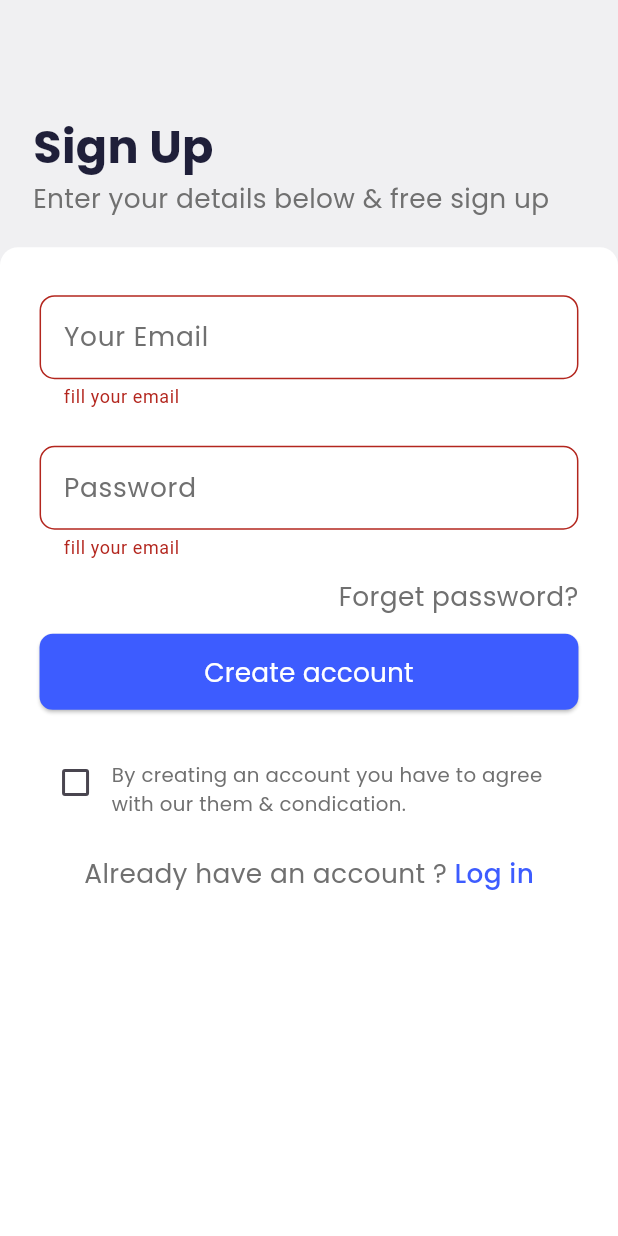
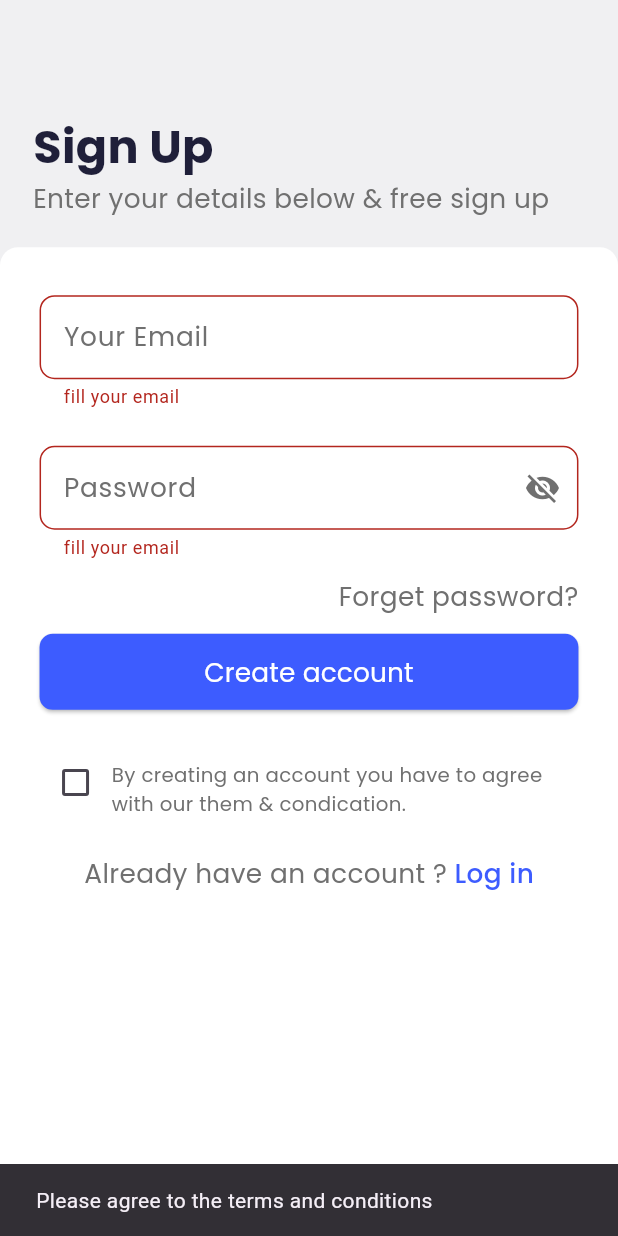
Before and after one commit to KhaledElalfy1/learn-hub, a Flutter app: the SignupScreen screen opened by its route, after a tap on "Create account", on a phone screen of 412 x 824 dp. Run offline on Flutter 3.47's test engine with Material 3 defaults, Android fonts, the phone set to English and light mode, and no system bars; our stand-ins replace carousel_slider, firebase_auth, firebase_core, flutter_bloc, flutter_screenutil, flutter_svg and 4 more; missing offline and left inert: flutter_facebook_auth; accounts and stored records are empty.

Commit message:
refactor sign up screen

```diff
--- a/lib/core/navigation/app_route.dart
+++ b/lib/core/navigation/app_route.dart
@@ -4,7 +4,6 @@ import 'package:flutter_bloc/flutter_bloc.dart';
 import 'package:learnhub/core/app/verified_success_ui.dart';
 import 'package:learnhub/core/navigation/routes.dart';
 import 'package:learnhub/features/on_boarding/presentaion/pages/onboarding_page.dart';
-
 
 import 'package:learnhub/features/payment/presentation/pages/payment_screen.dart';
 
@@ -15,6 +14,7 @@ import 'package:learnhub/features/courses/presentation/view_model/search_bar_cub
 import 'package:learnhub/core/managers/color_manager.dart';
 
 import 'package:learnhub/features/search/presentation/pages/search_page.dart';
+import 'package:learnhub/features/signup/presentation/view_model/sign_up_cubit/sign_up_cubit.dart';
 
 import '../../features/login/presentation/pages/login_screen.dart';
 import '../../features/signup/presentation/pages/signup_screen.dart';
@@ -29,7 +29,10 @@ class AppRoute {
       case Routes.login:
         return _getScreen(const LoginScreen());
       case Routes.register:
-        return _getScreen(const SignupScreen());
+        return _getScreen(BlocProvider(
+          create: (context) => SignUpCubit(),
+          child: const SignupScreen(),
+        ));
       case Routes.forgetPassword:
         return _getScreen(const Scaffold());
       case Routes.verifyOTP:
@@ -38,7 +41,7 @@ class AppRoute {
         return _getScreen(const Scaffold());
 
       case Routes.home:
-        return _getScreen( HomeScreen());
+        return _getScreen(HomeScreen());
       case Routes.courses:
         return _getScreen(MultiBlocProvider(
           providers: [
--- a/lib/features/login/presentation/components/login_section.dart
+++ b/lib/features/login/presentation/components/login_section.dart
@@ -28,8 +28,8 @@ class LoginSection extends StatelessWidget {
             controller: emailController,
             labelText: StringManager.yourEmail,
             textType: TextInputType.emailAddress,
-            validator: (input){
-              if(input!.isEmpty){
+            validator: (input) {
+              if (input!.isEmpty) {
                 return "fill your email";
               }
               return null;
@@ -38,28 +38,29 @@ class LoginSection extends StatelessWidget {
           SizeManager.s24.verticalSpace,
           CustomTextFormField(
             controller: passwordController,
-            labelText:  StringManager.password,
+            labelText: StringManager.password,
             textType: TextInputType.visiblePassword,
-            validator: (input){
-              if(input!.isEmpty){
+            validator: (input) {
+              if (input!.isEmpty) {
                 return "fill your password";
               }
               return null;
             },
           ),
           SizeManager.s12.verticalSpace,
-
-           CustomTextButton(text: StringManager.forgetPassword, onTap:(){
-            print("tap");
-          },),
+          CustomTextButton(
+            text: StringManager.forgetPassword,
+            onTap: () {
+              print("tap");
+            },
+          ),
           SizeManager.s12.verticalSpace,
-
           CustomPrimaryElevatedBtn(
             onPressed: () {
-              if(formKey.currentState!.validate()){
-                  print("validate");
-                  AppAuth.login(emailController.text, passwordController.text, context);
-
+              if (formKey.currentState!.validate()) {
+                print("validate");
+                AppAuth.login(
+                    emailController.text, passwordController.text, context);
               }
             },
             buttonTxt: StringManager.logIn,
@@ -72,17 +73,17 @@ class LoginSection extends StatelessWidget {
   }
 }
 
-
 class CustomTextFormField extends StatelessWidget {
-  CustomTextFormField(
+  const CustomTextFormField(
       {super.key,
       required this.labelText,
       this.suffixIcon,
       required this.controller,
       this.isSecret = false,
-      required this.textType, required this.validator});
+      required this.textType,
+      required this.validator});
 
-  TextEditingController controller;
+  final TextEditingController controller;
 
   final String labelText;
   final Widget? suffixIcon;
@@ -94,6 +95,7 @@ class CustomTextFormField extends StatelessWidget {
     return TextFormField(
       validator: validator,
       controller: controller,
+      obscureText: isSecret,
       cursorColor: ColorManager.lightGrey,
       keyboardType: textType,
       decoration: InputDecoration(
--- a/lib/features/signup/presentation/components/footer_section.dart
+++ b/lib/features/signup/presentation/components/footer_section.dart
@@ -1,8 +1,9 @@
 import 'package:flutter/material.dart';
+import 'package:flutter_bloc/flutter_bloc.dart';
 import 'package:flutter_screenutil/flutter_screenutil.dart';
-import 'package:learnhub/core/navigation/app_route.dart';
 import 'package:learnhub/core/utils/extensions.dart';
-
+import 'package:learnhub/features/signup/presentation/view_model/sign_up_cubit/sign_up_cubit.dart';
+import 'package:learnhub/features/signup/presentation/view_model/sign_up_cubit/sign_up_state.dart';
 import '../../../../core/managers/color_manager.dart';
 import '../../../../core/managers/size_manager.dart';
 import '../../../../core/managers/style_manager.dart';
@@ -18,28 +19,43 @@ class FooterSection extends StatelessWidget {
         Row(
           crossAxisAlignment: CrossAxisAlignment.end,
           children: [
-            Checkbox(value: false, onChanged: (value){}),
+            BlocBuilder<SignUpCubit, SignUpState>(
+              builder: (context, state) {
+                return Checkbox(
+                    value: SignUpCubit.get(context).isAgree,
+                    onChanged: (value) {
+                      SignUpCubit.get(context).changeAgree();
+                    });
+              },
+            ),
             Expanded(
-              child: Text('By creating an account you have to agree with our them & condication.',
-
-                style: StyleManager.descriptionPoppins(color: ColorManager.darkGrey,fontSize: 12.sp),),
+              child: Text(
+                'By creating an account you have to agree with our them & condication.',
+                style: StyleManager.descriptionPoppins(
+                    color: ColorManager.darkGrey, fontSize: 12.sp),
+              ),
             ),
           ],
         ),
-
         SizeManager.s24.verticalSpace,
         Row(
           mainAxisAlignment: MainAxisAlignment.center,
           children: [
-            Text("Already have an account ? ",style: StyleManager.descriptionPoppins(color: ColorManager.darkGrey),),
+            Text(
+              "Already have an account ? ",
+              style:
+                  StyleManager.descriptionPoppins(color: ColorManager.darkGrey),
+            ),
             InkWell(
-                onTap:(){
+                onTap: () {
                   context.replaceScreen(Routes.login);
                 },
-                child: Text("Log in",style: StyleManager.mediumPoppins(color: ColorManager.blue),)),
+                child: Text(
+                  "Log in",
+                  style: StyleManager.mediumPoppins(color: ColorManager.blue),
+                )),
           ],
         ),
-
       ],
     );
   }
--- a/lib/features/signup/presentation/components/register_section.dart
+++ b/lib/features/signup/presentation/components/register_section.dart
@@ -1,5 +1,10 @@
+import 'dart:developer';
+
 import 'package:flutter/material.dart';
+import 'package:flutter_bloc/flutter_bloc.dart';
 import 'package:flutter_screenutil/flutter_screenutil.dart';
+import 'package:learnhub/features/signup/presentation/view_model/sign_up_cubit/sign_up_cubit.dart';
+import 'package:learnhub/features/signup/presentation/view_model/sign_up_cubit/sign_up_state.dart';
 
 import '../../../../core/managers/color_manager.dart';
 import '../../../../core/managers/size_manager.dart';
@@ -8,57 +13,65 @@ import '../../../../core/widgets/custom_primary_elevated_btn.dart';
 import '../../../login/presentation/components/login_section.dart';
 
 class RegisterSection extends StatelessWidget {
-   RegisterSection({super.key});
-
-  TextEditingController emailController = TextEditingController();
-  TextEditingController passwordController = TextEditingController();
-  GlobalKey<FormState> formKey = GlobalKey<FormState>();
+  const RegisterSection({super.key});
 
   @override
   Widget build(BuildContext context) {
     return Form(
-      key: formKey,
+      key: SignUpCubit.get(context).formKey,
       child: Column(
         crossAxisAlignment: CrossAxisAlignment.end,
         children: [
           CustomTextFormField(
-            controller: emailController,
+            controller: SignUpCubit.get(context).emailController,
             labelText: 'Your Email',
             textType: TextInputType.emailAddress,
-            validator: (input){
-              if(input!.isEmpty){
+            validator: (input) {
+              if (input!.isEmpty) {
                 return "fill your email";
               }
               return null;
             },
           ),
           SizeManager.s24.verticalSpace,
-          CustomTextFormField(
-            controller: passwordController,
+          BlocBuilder<SignUpCubit, SignUpState>(
+            builder: (context, state) => CustomTextFormField(
+              controller: SignUpCubit.get(context).passwordController,
               labelText: 'Password',
               textType: TextInputType.visiblePassword,
-            validator: (input){
-              if(input!.isEmpty){
+              suffixIcon: IconButton(
+                onPressed: SignUpCubit.get(context).changePasswordVisibility,
+                icon: Icon(SignUpCubit.get(context).passwordIcon),
+                color: ColorManager.darkGrey,
+              ),
+              isSecret: SignUpCubit.get(context).isPasswordVisible,
+              validator: (input) {
+                if (input!.isEmpty) {
                   return "fill your email";
                 }
                 return null;
               },
             ),
+          ),
           SizeManager.s12.verticalSpace,
-
           Text(
             'Forget password?',
-            style: StyleManager.descriptionPoppins(color: ColorManager.darkGrey),
+            style:
+                StyleManager.descriptionPoppins(color: ColorManager.darkGrey),
           ),
           SizeManager.s12.verticalSpace,
-
           CustomPrimaryElevatedBtn(
             onPressed: () {
-              if(formKey.currentState!.validate()){
-                print("validate");
-              }
-              else{
-                print("Invalidate");
+              if (SignUpCubit.get(context).formKey.currentState!.validate() &&
+                  SignUpCubit.get(context).isAgree) {
+                log("validate");
+              } else {
+                ScaffoldMessenger.of(context).showSnackBar(
+                  const SnackBar(
+                    content: Text("Please agree to the terms and conditions"),
+                    duration: Duration(seconds: 3),
+                  ),
+                );
               }
             },
             buttonTxt: 'Create account',
--- a/lib/features/signup/presentation/pages/signup_screen.dart
+++ b/lib/features/signup/presentation/pages/signup_screen.dart
@@ -12,36 +12,35 @@ class SignupScreen extends StatelessWidget {
 
   @override
   Widget build(BuildContext context) {
-    return  Scaffold(
+    return Scaffold(
       backgroundColor: ColorManager.greyGrey,
       body: SizedBox(
         width: 1.sw,
-        child:  Column(
+        child: Column(
           children: [
-            const HeaderSection(title: 'Sign Up',description: 'Enter your details below & free sign up',),
+            const HeaderSection(
+              title: 'Sign Up',
+              description: 'Enter your details below & free sign up',
+            ),
             Expanded(
               child: Container(
                 width: 1.sw,
-                padding:  EdgeInsets.symmetric(horizontal: SizeManager.s24.w,vertical: SizeManager.s32),
+                padding: EdgeInsets.symmetric(
+                    horizontal: SizeManager.s24.w, vertical: SizeManager.s32),
                 decoration: BoxDecoration(
                     color: Colors.white,
                     borderRadius: BorderRadius.vertical(
                       top: Radius.circular(SizeManager.s12.r),
-                    )
-                ),
+                    )),
                 child: Column(
                   children: [
-                    RegisterSection(),
+                  const  RegisterSection(),
                     SizeManager.s24.verticalSpace,
-
-                     const FooterSection(),
+                    const FooterSection(),
                   ],
                 ),
-
-
               ),
             ),
-
           ],
         ),
       ),
--- /dev/null
+++ b/lib/features/signup/presentation/view_model/sign_up_cubit/sign_up_cubit.dart
@@ -0,0 +1,33 @@
+import 'package:flutter/material.dart';
+import 'package:flutter_bloc/flutter_bloc.dart';
+import 'package:learnhub/features/signup/presentation/view_model/sign_up_cubit/sign_up_state.dart';
+
+class SignUpCubit extends Cubit<SignUpState> {
+  SignUpCubit() : super(SignUpInitial());
+  static SignUpCubit get(context) => BlocProvider.of(context);
+
+  TextEditingController emailController = TextEditingController();
+  TextEditingController passwordController = TextEditingController();
+  GlobalKey<FormState> formKey = GlobalKey<FormState>();
+  bool isAgree = false;
+  bool isPasswordVisible = true;
+  IconData passwordIcon = Icons.visibility_off;
+
+  void changeAgree() {
+    isAgree = !isAgree;
+    emit(SignUpAgreeChanged());
+  }
+
+  void changePasswordVisibility() {
+    isPasswordVisible = !isPasswordVisible;
+    passwordIcon = !isPasswordVisible ? Icons.visibility : Icons.visibility_off;
+    emit(SignUpPasswordVisibilityChanged());
+  }
+
+  @override
+  Future<void> close() {
+    emailController.dispose();
+    passwordController.dispose();
+    return super.close();
+  }
+}
--- /dev/null
+++ b/lib/features/signup/presentation/view_model/sign_up_cubit/sign_up_state.dart
@@ -0,0 +1,21 @@
+sealed class SignUpState {}
+
+final class SignUpInitial extends SignUpState {}
+
+final class SignUpLoading extends SignUpState {}
+
+final class SignUpSuccess extends SignUpState {
+  final String message;
+
+  SignUpSuccess(this.message);
+}
+
+final class SignUpError extends SignUpState {
+  final String message;
+
+  SignUpError(this.message);
+}
+
+final class SignUpAgreeChanged extends SignUpState {}
+
+final class SignUpPasswordVisibilityChanged extends SignUpState {}
--- a/lib/main.dart
+++ b/lib/main.dart
@@ -2,13 +2,9 @@ import 'package:firebase_core/firebase_core.dart';
 import 'package:flutter/material.dart';
 import 'package:flutter_screenutil/flutter_screenutil.dart';
 import 'package:learnhub/firebase_options.dart';
-import 'package:learnhub/home/presentation/components/home_get_started_ui.dart';
-import 'package:shared_preferences/shared_preferences.dart';
-
 import 'core/managers/shared_perference_manager.dart';
 import 'core/navigation/app_route.dart';
 import 'core/navigation/routes.dart';
-import 'features/on_boarding/presentaion/pages/onboarding_page.dart';
 
 void main() async {
   WidgetsFlutterBinding.ensureInitialized();
@@ -21,7 +17,7 @@ void main() async {
       designSize: Size(375, 812),
       child: MaterialApp(
         title: 'LearnHub',
-        initialRoute: Routes.onboarding,
+        initialRoute: Routes.register,
         onGenerateRoute: AppRoute.getRoute ,
       ),
     ),
```
Also changed, not shown: pubspec.lock. Lines whose indentation alone changed are shown as unchanged.
